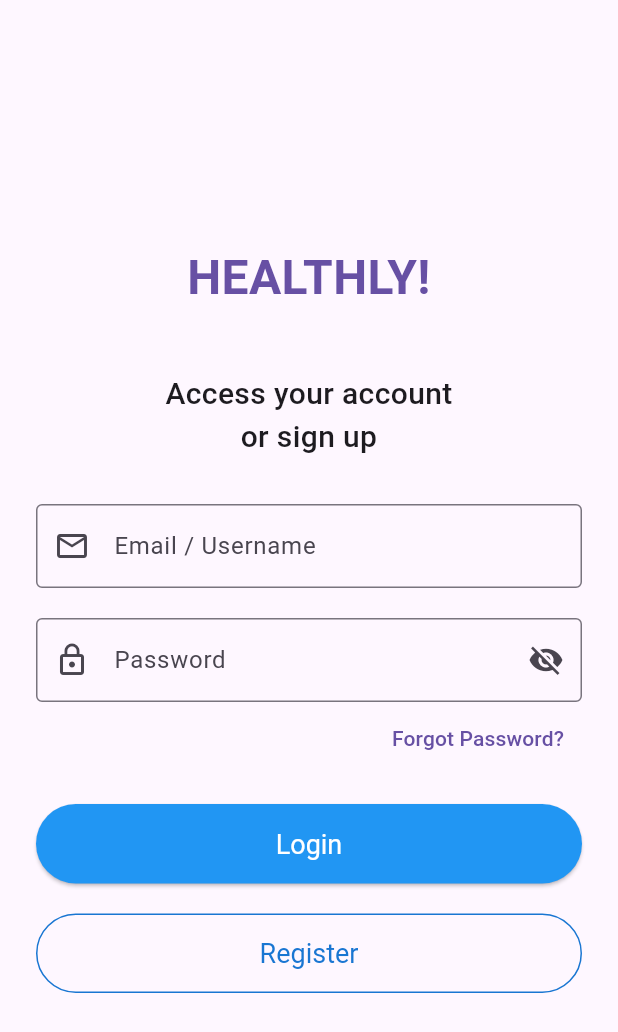
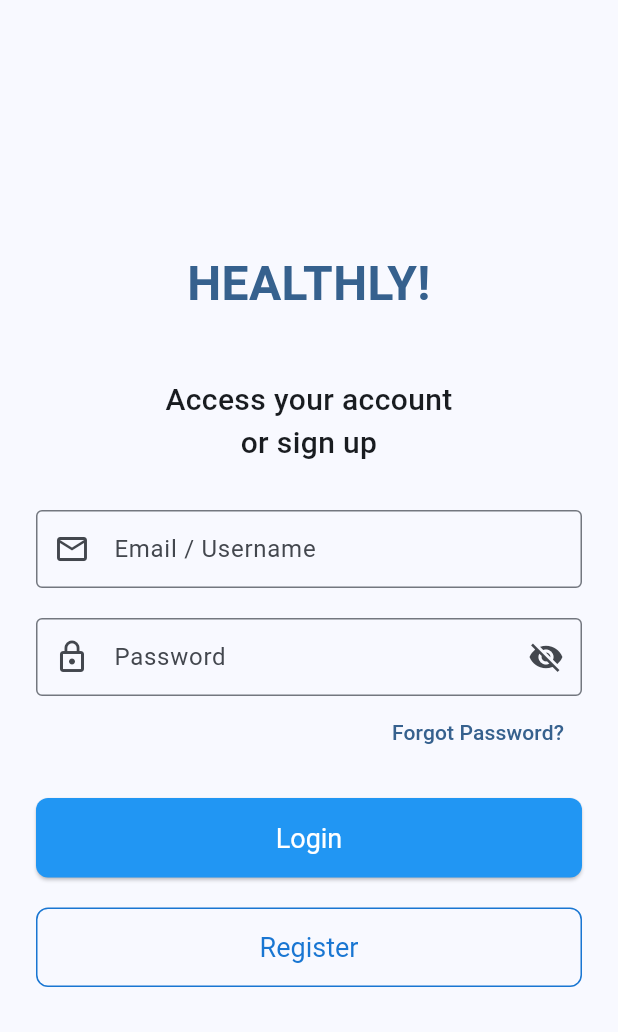
Before and after one commit to iBlackFoxprod/HMSV3, a Flutter app: the screen it shows after launch, on a phone screen of 412 x 824 dp. Shown: the top 1032 px of the screen. Run offline on Flutter 3.47's test engine with Material 3 defaults, Android fonts, the phone set to English and light mode, and no system bars; our stand-ins replace cloud_firestore, firebase_auth, firebase_core, flutter_riverpod, go_router; accounts and stored records are empty.

Commit message:
+Updated v3.1

```diff
--- /dev/null
+++ b/lib/app/config/app_theme.dart
@@ -0,0 +1,89 @@
+// lib/app/config/app_theme.dart
+import 'package:flutter/material.dart';
+
+class AppTheme {
+  // Light Theme
+  static ThemeData get lightTheme {
+    return ThemeData(
+      useMaterial3: true,
+      colorScheme: ColorScheme.fromSeed(
+        seedColor: Colors.blue,
+        brightness: Brightness.light,
+      ),
+      appBarTheme: const AppBarTheme(
+        centerTitle: true,
+        elevation: 0,
+        backgroundColor: Colors.transparent,
+        foregroundColor: Colors.black,
+      ),
+      elevatedButtonTheme: ElevatedButtonThemeData(
+        style: ElevatedButton.styleFrom(
+          foregroundColor: Colors.white,
+          backgroundColor: Colors.blue,
+          minimumSize: const Size(double.infinity, 50),
+          shape: RoundedRectangleBorder(
+            borderRadius: BorderRadius.circular(8),
+          ),
+        ),
+      ),
+      outlinedButtonTheme: OutlinedButtonThemeData(
+        style: OutlinedButton.styleFrom(
+          foregroundColor: Colors.blue,
+          side: const BorderSide(color: Colors.blue),
+          minimumSize: const Size(double.infinity, 50),
+          shape: RoundedRectangleBorder(
+            borderRadius: BorderRadius.circular(8),
+          ),
+        ),
+      ),
+      inputDecorationTheme: InputDecorationTheme(
+        border: OutlineInputBorder(
+          borderRadius: BorderRadius.circular(8),
+        ),
+        contentPadding: const EdgeInsets.symmetric(horizontal: 16, vertical: 14),
+      ),
+    );
+  }
+
+  // Dark Theme
+  static ThemeData get darkTheme {
+    return ThemeData(
+      useMaterial3: true,
+      colorScheme: ColorScheme.fromSeed(
+        seedColor: Colors.blue,
+        brightness: Brightness.dark,
+      ),
+      appBarTheme: const AppBarTheme(
+        centerTitle: true,
+        elevation: 0,
+        backgroundColor: Colors.transparent,
+      ),
+      elevatedButtonTheme: ElevatedButtonThemeData(
+        style: ElevatedButton.styleFrom(
+          foregroundColor: Colors.white,
+          backgroundColor: Colors.blue.shade700,
+          minimumSize: const Size(double.infinity, 50),
+          shape: RoundedRectangleBorder(
+            borderRadius: BorderRadius.circular(8),
+          ),
+        ),
+      ),
+      outlinedButtonTheme: OutlinedButtonThemeData(
+        style: OutlinedButton.styleFrom(
+          foregroundColor: Colors.blue.shade400,
+          side: BorderSide(color: Colors.blue.shade400),
+          minimumSize: const Size(double.infinity, 50),
+          shape: RoundedRectangleBorder(
+            borderRadius: BorderRadius.circular(8),
+          ),
+        ),
+      ),
+      inputDecorationTheme: InputDecorationTheme(
+        border: OutlineInputBorder(
+          borderRadius: BorderRadius.circular(8),
+        ),
+        contentPadding: const EdgeInsets.symmetric(horizontal: 16, vertical: 14),
+      ),
+    );
+  }
+}
--- a/lib/app/navigation/app_router.dart
+++ b/lib/app/navigation/app_router.dart
@@ -19,7 +19,7 @@ final goRouterProvider = Provider<GoRouter>((ref) {
     initialLocation: AppRoutes.splash,
     debugLogDiagnostics: true, // Helpful for debugging routes
     redirect: (BuildContext context, GoRouterState state) {
-      final isLoggedIn = authState.asData?.value != null;
+      final isLoggedIn = authState.asDat3a?.value != null;
       final user = authState.asData?.value;
 
       // Define public routes that don't require login
@@ -65,11 +65,11 @@ final goRouterProvider = Provider<GoRouter>((ref) {
         path: AppRoutes.patientHome,
         builder: (context, state) => const PatientHomeScreen(), // Create this screen
       ),
-      // TODO: Add route for EmployeeDashboardScreen
-      // GoRoute(
-      //   path: AppRoutes.employeeDashboard,
-      //   builder: (context, state) => const EmployeeDashboardScreen(),
-      // ),
+      // Employee dashboard route
+      GoRoute(
+        path: AppRoutes.employeeDashboard,
+        builder: (context, state) => const EmployeeDashboardScreen(),
+      ),
     ],
   );
 });
--- a/pubspec.yaml
+++ b/pubspec.yaml
@@ -79,7 +79,7 @@ flutter:
   # the material Icons class.
   uses-material-design: true
   assets:
-    # - assets/images/logo.png
+    - assets/images/logo.png
 
 
   # To add assets to your application, add an assets section, like this:
```
Also changed, not shown: lib/core/exceptions/firestore_exceptions.dart (+63 -0 lines), lib/features/patient_portal/providers/employee_providers.dart (added, +141 -0 lines), lib/features/patient_portal/screens/patient_home_screen.dart (+62 -3 lines), 1 other file.
